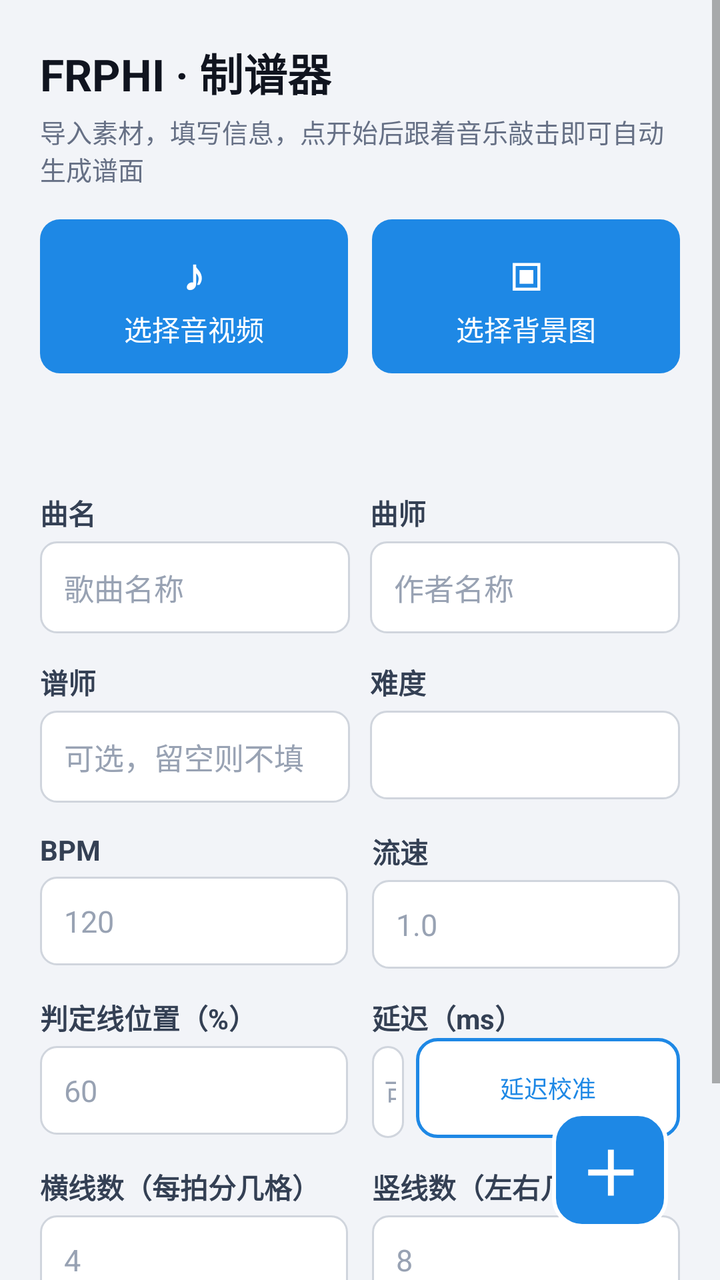
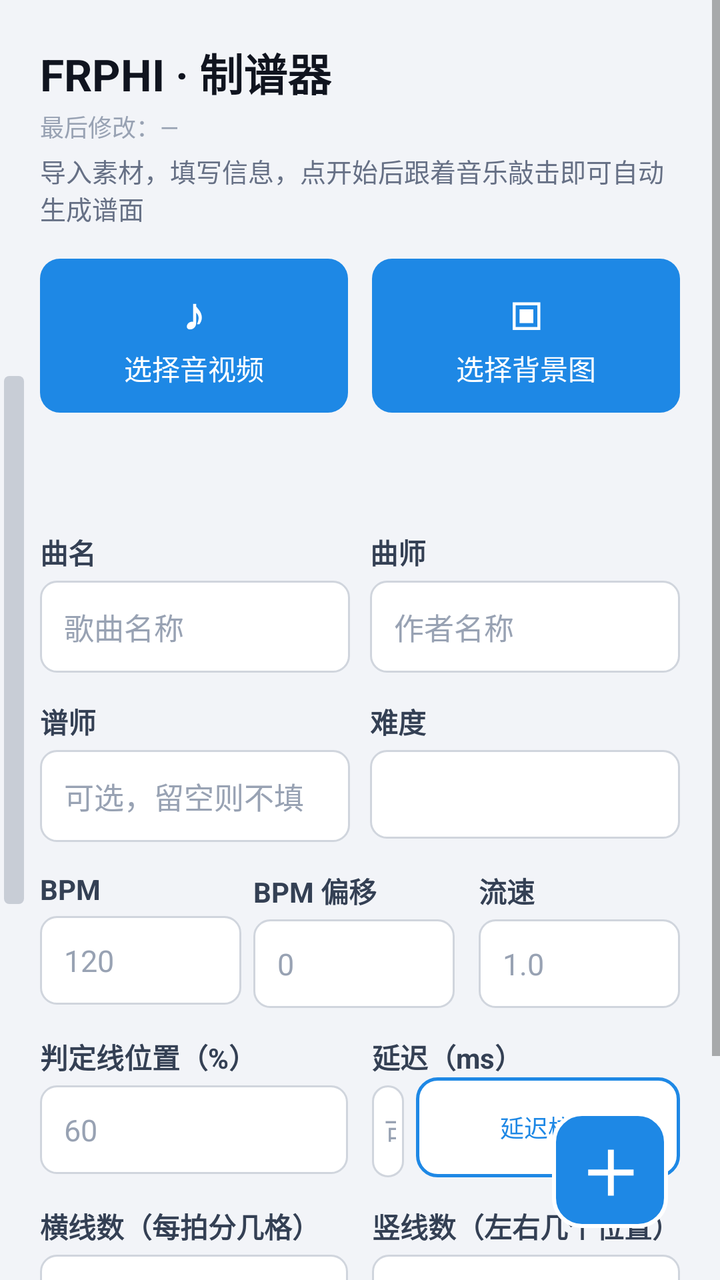

An Android layout rendered at two revisions. The XML below is the earlier revision; the diff shows what the commit changed to produce the second picture.
<!-- AndroidManifest.xml: application theme Theme.PiezMaker -->
<!-- res/layout/activity_main.xml -->
<?xml version="1.0" encoding="utf-8"?>
<FrameLayout xmlns:android="http://schemas.android.com/apk/res/android"
    android:layout_width="match_parent"
    android:layout_height="match_parent"
    android:background="#F2F4F8">

<ScrollView
    android:layout_width="match_parent"
    android:layout_height="match_parent"
    android:fillViewport="true">

    <LinearLayout
        android:layout_width="match_parent"
        android:layout_height="wrap_content"
        android:orientation="vertical"
        android:padding="20dp">

        
        <LinearLayout
            android:id="@+id/tabBar"
            android:layout_width="match_parent"
            android:layout_height="wrap_content"
            android:gravity="start"
            android:orientation="horizontal" />

        <TextView
            android:id="@+id/txtTitle"
            android:layout_width="wrap_content"
            android:layout_height="wrap_content"
            android:text="@string/title_setup"
            android:textColor="#10141F"
            android:textSize="22sp"
            android:textStyle="bold" />

        <TextView
            android:layout_width="wrap_content"
            android:layout_height="wrap_content"
            android:layout_marginTop="4dp"
            android:text="导入素材，填写信息，点开始后跟着音乐敲击即可自动生成谱面"
            android:textColor="#667085"
            android:textSize="13sp" />

        
        <LinearLayout
            android:layout_width="match_parent"
            android:layout_height="wrap_content"
            android:layout_marginTop="16dp"
            android:orientation="horizontal">

            <LinearLayout
                android:id="@+id/btnPickMusic"
                android:layout_width="0dp"
                android:layout_height="wrap_content"
                android:layout_weight="1"
                android:layout_marginEnd="6dp"
                android:background="@drawable/bg_btn_blue"
                android:clickable="true"
                android:focusable="true"
                android:gravity="center"
                android:orientation="vertical"
                android:paddingTop="12dp"
                android:paddingBottom="12dp">

                <TextView
                    android:layout_width="wrap_content"
                    android:layout_height="wrap_content"
                    android:text="♪"
                    android:textColor="#FFFFFF"
                    android:textSize="22sp"
                    android:textStyle="bold" />

                <TextView
                    android:layout_width="wrap_content"
                    android:layout_height="wrap_content"
                    android:layout_marginTop="2dp"
                    android:text="@string/btn_pick_music"
                    android:textColor="#FFFFFF"
                    android:textSize="14sp" />
            </LinearLayout>

            <LinearLayout
                android:id="@+id/btnPickImage"
                android:layout_width="0dp"
                android:layout_height="wrap_content"
                android:layout_weight="1"
                android:layout_marginStart="6dp"
                android:background="@drawable/bg_btn_blue"
                android:clickable="true"
                android:focusable="true"
                android:gravity="center"
                android:orientation="vertical"
                android:paddingTop="12dp"
                android:paddingBottom="12dp">

                <TextView
                    android:layout_width="wrap_content"
                    android:layout_height="wrap_content"
                    android:text="▣"
                    android:textColor="#FFFFFF"
                    android:textSize="22sp"
                    android:textStyle="bold" />

                <TextView
                    android:layout_width="wrap_content"
                    android:layout_height="wrap_content"
                    android:layout_marginTop="2dp"
                    android:text="@string/btn_pick_image"
                    android:textColor="#FFFFFF"
                    android:textSize="14sp" />
            </LinearLayout>
        </LinearLayout>

        <TextView
            android:id="@+id/txtMusic"
            android:layout_width="match_parent"
            android:layout_height="wrap_content"
            android:layout_marginTop="8dp"
            android:text=""
            android:textColor="#1E88E5"
            android:textSize="13sp" />

        <TextView
            android:id="@+id/txtImage"
            android:layout_width="match_parent"
            android:layout_height="wrap_content"
            android:layout_marginTop="2dp"
            android:text=""
            android:textColor="#1E88E5"
            android:textSize="13sp" />

        
        <LinearLayout
            android:layout_width="match_parent"
            android:layout_height="wrap_content"
            android:orientation="horizontal">

            <LinearLayout
                android:layout_width="0dp"
                android:layout_height="wrap_content"
                android:layout_weight="1"
                android:orientation="vertical">

                <TextView style="@style/FieldLabel" android:text="@string/label_name" />
                <EditText
                    android:id="@+id/editName"
                    style="@style/FieldInput"
                    android:hint="@string/hint_name" />
            </LinearLayout>

            <LinearLayout
                android:layout_width="0dp"
                android:layout_height="wrap_content"
                android:layout_marginStart="10dp"
                android:layout_weight="1"
                android:orientation="vertical">

                <TextView style="@style/FieldLabel" android:text="@string/label_composer" />
                <EditText
                    android:id="@+id/editComposer"
                    style="@style/FieldInput"
                    android:hint="@string/hint_composer" />
            </LinearLayout>
        </LinearLayout>

        <LinearLayout
            android:layout_width="match_parent"
            android:layout_height="wrap_content"
            android:orientation="horizontal">

            <LinearLayout
                android:layout_width="0dp"
                android:layout_height="wrap_content"
                android:layout_weight="1"
                android:orientation="vertical">

                <TextView style="@style/FieldLabel" android:text="@string/label_charter" />
                <EditText
                    android:id="@+id/editCharter"
                    style="@style/FieldInput"
                    android:hint="可选，留空则不填" />
            </LinearLayout>

            <LinearLayout
                android:layout_width="0dp"
                android:layout_height="wrap_content"
                android:layout_marginStart="10dp"
                android:layout_weight="1"
                android:orientation="vertical">

                <TextView style="@style/FieldLabel" android:text="@string/label_level" />
                <EditText
                    android:id="@+id/editLevel"
                    style="@style/FieldInput"
                    android:inputType="text" />
            </LinearLayout>
        </LinearLayout>

        
        <LinearLayout
            android:layout_width="match_parent"
            android:layout_height="wrap_content"
            android:orientation="horizontal">

            <LinearLayout
                android:layout_width="0dp"
                android:layout_height="wrap_content"
                android:layout_weight="1"
                android:layout_marginEnd="6dp"
                android:orientation="vertical">

                <TextView style="@style/FieldLabel" android:text="@string/label_bpm" />
                <EditText
                    android:id="@+id/editBpm"
                    style="@style/FieldInput"
                    android:hint="120"
                    android:inputType="numberDecimal" />
            </LinearLayout>

            <LinearLayout
                android:layout_width="0dp"
                android:layout_height="wrap_content"
                android:layout_weight="1"
                android:layout_marginStart="6dp"
                android:orientation="vertical">

                <TextView style="@style/FieldLabel" android:text="@string/label_speed" />
                <EditText
                    android:id="@+id/editSpeed"
                    style="@style/FieldInput"
                    android:hint="1.0"
                    android:inputType="numberDecimal" />
            </LinearLayout>
        </LinearLayout>

        
        <LinearLayout
            android:layout_width="match_parent"
            android:layout_height="wrap_content"
            android:orientation="horizontal">

            <LinearLayout
                android:layout_width="0dp"
                android:layout_height="wrap_content"
                android:layout_weight="1"
                android:layout_marginEnd="6dp"
                android:orientation="vertical">

                <TextView style="@style/FieldLabel" android:text="@string/label_linepos" />
                <EditText
                    android:id="@+id/editLinePos"
                    style="@style/FieldInput"
                    android:hint="60"
                    android:inputType="number" />
            </LinearLayout>

            <LinearLayout
                android:layout_width="0dp"
                android:layout_height="wrap_content"
                android:layout_weight="1"
                android:layout_marginStart="6dp"
                android:orientation="vertical">

                <TextView style="@style/FieldLabel" android:text="@string/label_delay" />
                <LinearLayout
                    android:layout_width="match_parent"
                    android:layout_height="wrap_content"
                    android:orientation="horizontal">

                    <EditText
                        android:id="@+id/editDelay"
                        style="@style/FieldInput"
                        android:layout_width="0dp"
                        android:layout_weight="1"
                        android:hint="可为负，如 -40"
                        android:inputType="numberSigned" />

                    <TextView
                        android:id="@+id/btnCalibrate"
                        android:layout_width="wrap_content"
                        android:layout_height="match_parent"
                        android:layout_marginStart="6dp"
                        android:background="@drawable/bg_btn_outline"
                        android:clickable="true"
                        android:focusable="true"
                        android:gravity="center"
                        android:minWidth="132dp"
                        android:paddingStart="8dp"
                        android:paddingEnd="8dp"
                        android:text="@string/btn_calibrate"
                        android:textColor="#1E88E5"
                        android:textSize="12sp" />
                </LinearLayout>
            </LinearLayout>
        </LinearLayout>

        
        <LinearLayout
            android:layout_width="match_parent"
            android:layout_height="wrap_content"
            android:orientation="horizontal">

            <LinearLayout
                android:layout_width="0dp"
                android:layout_height="wrap_content"
                android:layout_weight="1"
                android:layout_marginEnd="6dp"
                android:orientation="vertical">

                <TextView style="@style/FieldLabel" android:text="@string/label_hlines" />
                <EditText
                    android:id="@+id/editHLines"
                    style="@style/FieldInput"
                    android:hint="4"
                    android:inputType="number" />
            </LinearLayout>

            <LinearLayout
                android:layout_width="0dp"
                android:layout_height="wrap_content"
                android:layout_weight="1"
                android:layout_marginStart="6dp"
                android:orientation="vertical">

                <TextView style="@style/FieldLabel" android:text="@string/label_vlines" />
                <EditText
                    android:id="@+id/editVLines"
                    style="@style/FieldInput"
                    android:hint="8"
                    android:inputType="number" />
            </LinearLayout>
        </LinearLayout>

        
        <TextView
            android:id="@+id/btnStart"
            android:layout_width="match_parent"
            android:layout_height="58dp"
            android:layout_marginTop="26dp"
            android:background="@drawable/bg_btn_dark"
            android:clickable="true"
            android:focusable="true"
            android:gravity="center"
            android:text="@string/btn_start"
            android:textColor="#FFFFFF"
            android:textSize="17sp"
            android:textStyle="bold" />
    </LinearLayout>
</ScrollView>

    
    <TextView
        android:id="@+id/btnImport"
        android:layout_width="58dp"
        android:layout_height="58dp"
        android:layout_gravity="bottom|end"
        android:layout_margin="26dp"
        android:background="@drawable/bg_fab"
        android:clickable="true"
        android:focusable="true"
        android:gravity="center"
        android:includeFontPadding="false"
        android:text="＋"
        android:textColor="#FFFFFF"
        android:textSize="30sp"
        android:textStyle="bold" />
</FrameLayout>
<!-- resources referenced by this layout -->
<resources>
  <!-- drawable bg_btn_blue (drawable) -->
  <?xml version="1.0" encoding="utf-8"?>
  <shape xmlns:android="http://schemas.android.com/apk/res/android"
      android:shape="rectangle">
      <solid android:color="#1E88E5" />
      <corners android:radius="10dp" />
  </shape>
  <!-- drawable bg_btn_dark (drawable) -->
  <?xml version="1.0" encoding="utf-8"?>
  <shape xmlns:android="http://schemas.android.com/apk/res/android"
      android:shape="rectangle">
      <solid android:color="#10141F" />
      <corners android:radius="12dp" />
  </shape>
  <!-- drawable bg_btn_outline (drawable) -->
  <?xml version="1.0" encoding="utf-8"?>
  <shape xmlns:android="http://schemas.android.com/apk/res/android"
      android:shape="rectangle">
      <solid android:color="#FFFFFF" />
      <corners android:radius="10dp" />
      <stroke
          android:width="1.5dp"
          android:color="#1E88E5" />
  </shape>
  <!-- drawable bg_fab (drawable) -->
  <?xml version="1.0" encoding="utf-8"?>
  <shape xmlns:android="http://schemas.android.com/apk/res/android"
      android:shape="rectangle">
      <corners android:radius="14dp" />
      <solid android:color="#1E88E5" />
      <stroke
          android:width="2dp"
          android:color="#FFFFFF" />
  </shape>
  <string name="btn_calibrate">延迟校准</string>
  <string name="btn_pick_image">选择背景图</string>
  <string name="btn_pick_music">选择音视频</string>
  <string name="btn_start">开始录制</string>
  <string name="hint_composer">作者名称</string>
  <string name="hint_name">歌曲名称</string>
  <string name="label_bpm">BPM</string>
  <string name="label_charter">谱师</string>
  <string name="label_composer">曲师</string>
  <string name="label_delay">延迟（ms）</string>
  <string name="label_hlines">横线数（每拍分几格）</string>
  <string name="label_level">难度</string>
  <string name="label_linepos">判定线位置（%）</string>
  <string name="label_name">曲名</string>
  <string name="label_speed">流速</string>
  <string name="label_vlines">竖线数（左右几个位置）</string>
  <string name="title_setup">FRPHI · 制谱器</string>
  <style name="FieldInput">
          <item name="android:layout_width">match_parent</item>
          <item name="android:layout_height">wrap_content</item>
          <item name="android:layout_marginTop">4dp</item>
          <item name="android:background">@drawable/bg_input</item>
          <item name="android:padding">12dp</item>
          <item name="android:textColor">#10141F</item>
          <item name="android:textColorHint">#98A2B3</item>
          <item name="android:textSize">15sp</item>
          <item name="android:maxLines">1</item>
      </style>
  <style name="FieldLabel">
          <item name="android:layout_width">wrap_content</item>
          <item name="android:layout_height">wrap_content</item>
          <item name="android:layout_marginTop">14dp</item>
          <item name="android:textColor">#344054</item>
          <item name="android:textSize">14sp</item>
          <item name="android:textStyle">bold</item>
      </style>
  <style name="Theme.PiezMaker" parent="@android:style/Theme.Material.Light.NoActionBar">
          <item name="android:statusBarColor">#10141F</item>
          <item name="android:windowBackground">#F2F4F8</item>
      </style>
  <!-- drawable bg_input (drawable) -->
  <?xml version="1.0" encoding="utf-8"?>
  <shape xmlns:android="http://schemas.android.com/apk/res/android"
      android:shape="rectangle">
      <solid android:color="#FFFFFF" />
      <corners android:radius="8dp" />
      <stroke
          android:width="1dp"
          android:color="#D0D5DD" />
  </shape>
</resources>

<!-- the commit's change to res/layout/activity_main.xml (unified diff, before → after) -->
@@ -16,12 +16,18 @@
         android:padding="20dp">
 
         
-        <LinearLayout
-            android:id="@+id/tabBar"
-            android:layout_width="match_parent"
-            android:layout_height="wrap_content"
-            android:gravity="start"
-            android:orientation="horizontal" />
+        <HorizontalScrollView
+            android:layout_width="match_parent"
+            android:layout_height="wrap_content"
+            android:scrollbars="none">
+
+            <LinearLayout
+                android:id="@+id/tabBar"
+                android:layout_width="wrap_content"
+                android:layout_height="wrap_content"
+                android:gravity="start"
+                android:orientation="horizontal" />
+        </HorizontalScrollView>
 
         <TextView
             android:id="@+id/txtTitle"
@@ -31,6 +37,16 @@
             android:textColor="#10141F"
             android:textSize="22sp"
             android:textStyle="bold" />
+
+        
+        <TextView
+            android:id="@+id/txtLastMod"
+            android:layout_width="wrap_content"
+            android:layout_height="wrap_content"
+            android:layout_marginTop="2dp"
+            android:text="最后修改：—"
+            android:textColor="#98A2B3"
+            android:textSize="12sp" />
 
         <TextView
             android:layout_width="wrap_content"
@@ -214,6 +230,22 @@
                     style="@style/FieldInput"
                     android:hint="120"
                     android:inputType="numberDecimal" />
+            </LinearLayout>
+
+            
+            <LinearLayout
+                android:layout_width="0dp"
+                android:layout_height="wrap_content"
+                android:layout_weight="1"
+                android:layout_marginEnd="6dp"
+                android:orientation="vertical">
+
+                <TextView style="@style/FieldLabel" android:text="@string/label_bpm_offset" />
+                <EditText
+                    android:id="@+id/editBpmOffset"
+                    style="@style/FieldInput"
+                    android:hint="0"
+                    android:inputType="numberSigned" />
             </LinearLayout>
 
             <LinearLayout
@@ -363,4 +395,97 @@
         android:textColor="#FFFFFF"
         android:textSize="30sp"
         android:textStyle="bold" />
+
+    
+    <View
+        android:id="@+id/sideBar"
+        android:layout_width="10dp"
+        android:layout_height="264dp"
+        android:layout_gravity="start|center_vertical"
+        android:layout_marginStart="2dp"
+        android:background="@drawable/bg_side_bar" />
+
+    
+    <View
+        android:id="@+id/sideBarTouch"
+        android:layout_width="12dp"
+        android:layout_height="264dp"
+        android:layout_gravity="start|center_vertical"
+        android:clickable="true"
+        android:focusable="true" />
+
+    <View
+        android:id="@+id/drawerScrim"
+        android:layout_width="match_parent"
+        android:layout_height="match_parent"
+        android:clickable="true"
+        android:focusable="true"
+        android:visibility="gone" />
+
+    <LinearLayout
+        android:id="@+id/drawerPanel"
+        android:layout_width="152dp"
+        android:layout_height="match_parent"
+        android:layout_gravity="start"
+        android:background="#99000000"
+        android:orientation="vertical"
+        android:paddingStart="8dp"
+        android:paddingTop="14dp"
+        android:paddingEnd="8dp"
+        android:paddingBottom="8dp"
+        android:visibility="gone">
+
+        <TextView
+            android:layout_width="wrap_content"
+            android:layout_height="wrap_content"
+            android:layout_marginBottom="6dp"
+            android:layout_marginStart="2dp"
+            android:text="项目"
+            android:textColor="#FFFFFF"
+            android:textSize="13sp"
+            android:textStyle="bold" />
+
+        <ScrollView
+            android:id="@+id/drawerScroll"
+            android:layout_width="match_parent"
+            android:layout_height="match_parent"
+            android:scrollbars="none">
+
+            <LinearLayout
+                android:id="@+id/drawerList"
+                android:layout_width="match_parent"
+                android:layout_height="wrap_content"
+                android:orientation="vertical"
+                android:paddingBottom="72dp" />
+        </ScrollView>
+    </LinearLayout>
+
+    
+    <View
+        android:id="@+id/drawerDivider"
+        android:layout_width="2dp"
+        android:layout_height="match_parent"
+        android:layout_gravity="start"
+        android:background="#000000"
+        android:visibility="gone" />
+
+    
+    <ScrollView
+        android:id="@+id/rightPanel"
+        android:layout_width="304dp"
+        android:layout_height="match_parent"
+        android:layout_gravity="start"
+        android:background="#99000000"
+        android:fillViewport="true"
+        android:scrollbars="none"
+        android:visibility="gone">
+
+        <LinearLayout
+            android:id="@+id/rightPanelBody"
+            android:layout_width="match_parent"
+            android:layout_height="wrap_content"
+            android:orientation="vertical"
+            android:padding="10dp">
+        </LinearLayout>
+    </ScrollView>
 </FrameLayout>
<!-- resource entries referenced after the edit -->
@@ -34,6 +34,13 @@
           android:width="2dp"
           android:color="#FFFFFF" />
   </shape>
+  <!-- drawable bg_side_bar (drawable) -->
+  <?xml version="1.0" encoding="utf-8"?>
+  <shape xmlns:android="http://schemas.android.com/apk/res/android"
+      android:shape="rectangle">
+      <solid android:color="#C8CDD6" />
+      <corners android:radius="2.5dp" />
+  </shape>
   <string name="btn_calibrate">延迟校准</string>
   <string name="btn_pick_image">选择背景图</string>
   <string name="btn_pick_music">选择音视频</string>
@@ -41,6 +48,7 @@
   <string name="hint_composer">作者名称</string>
   <string name="hint_name">歌曲名称</string>
   <string name="label_bpm">BPM</string>
+  <string name="label_bpm_offset">BPM 偏移</string>
   <string name="label_charter">谱师</string>
   <string name="label_composer">曲师</string>
   <string name="label_delay">延迟（ms）</string>
